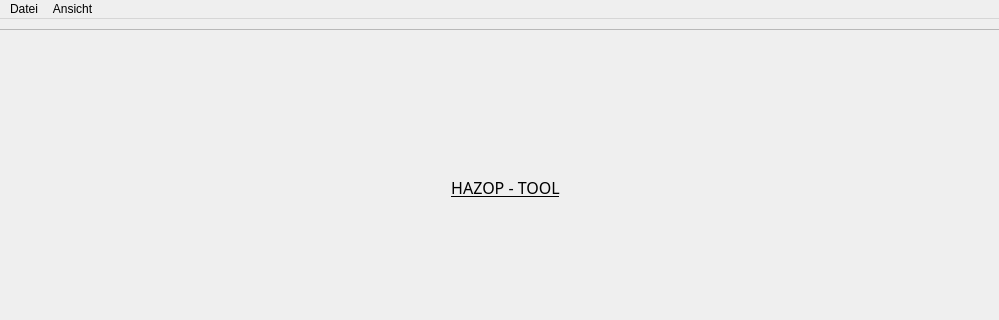
The window that Code/Start.ui (MSPietsch/HMI) describes before a commit, drawn with Qt 5; both pictures show x 0 to 999 and y 0 to 320 of the 999 by 512 pixel window.
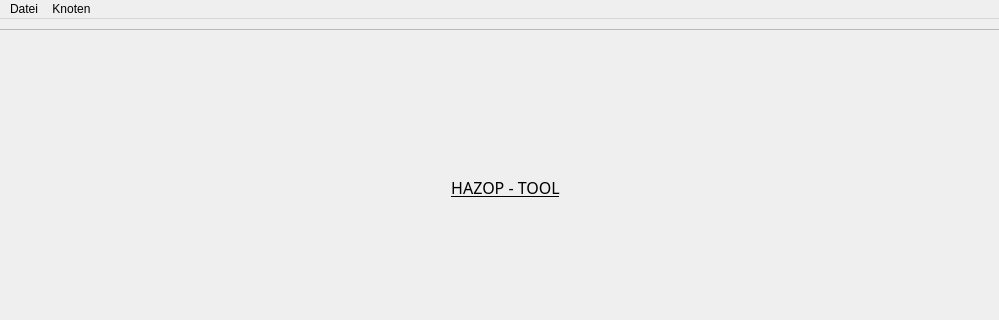
The same window after the commit. Icons and pictures are not drawn.

```diff
--- a/Code/Start.ui
+++ b/Code/Start.ui
@@ -140,7 +140,7 @@
    </widget>
    <widget class="QMenu" name="menuAnsicht">
     <property name="title">
-     <string>Ansicht</string>
+     <string>Knoten</string>
     </property>
     <addaction name="actionAlle_Knoten_zeigen"/>
    </widget>
```
Left out of the diff: 25 changed lines with no effect on the pictures.
